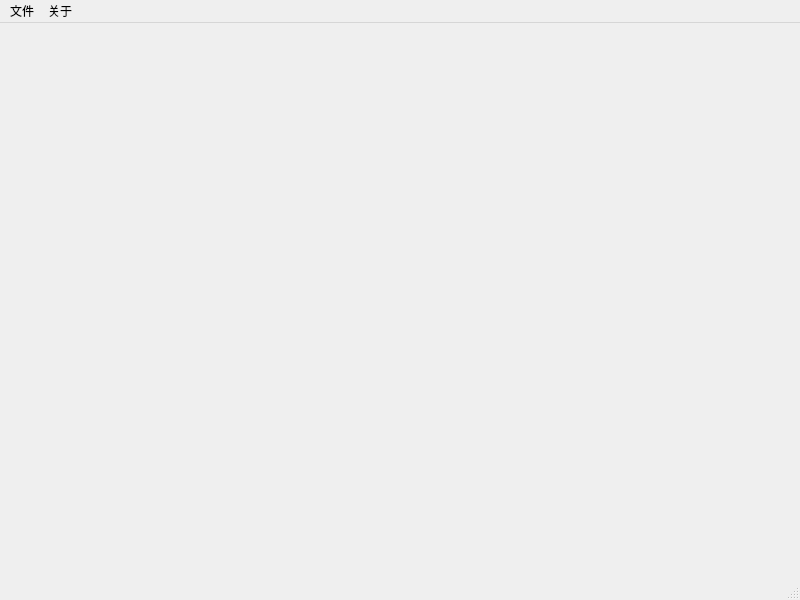
lzxz1234/U17Crawler, file ui/MainWindow.ui: the form before one commit.
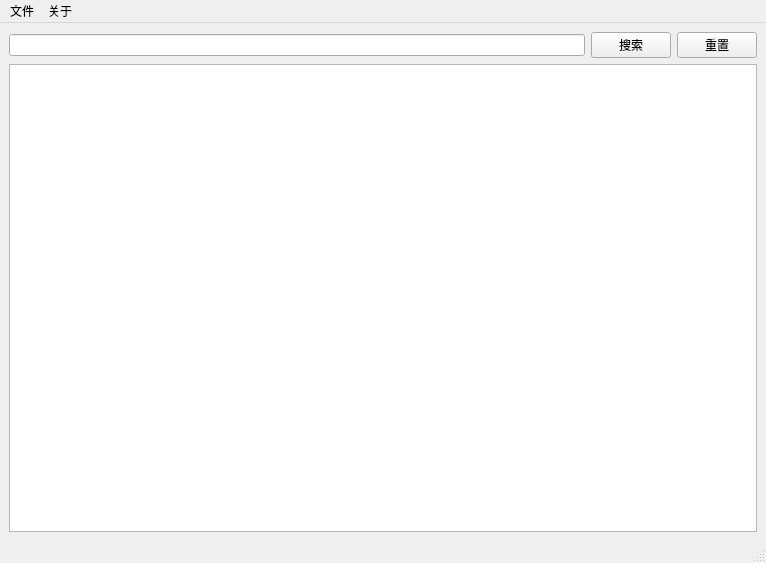
The form after the commit.

Diff of the .ui file:
```diff
--- a/ui/MainWindow.ui
+++ b/ui/MainWindow.ui
@@ -6,20 +6,43 @@
    <rect>
     <x>0</x>
     <y>0</y>
-    <width>800</width>
-    <height>600</height>
+    <width>766</width>
+    <height>563</height>
    </rect>
   </property>
   <property name="windowTitle">
    <string>MainWindow</string>
   </property>
-  <widget class="QWidget" name="centralwidget"/>
+  <widget class="QWidget" name="centralwidget">
+   <layout class="QGridLayout" name="gridLayout">
+    <item row="0" column="0">
+     <widget class="QLineEdit" name="input_book_name"/>
+    </item>
+    <item row="0" column="1">
+     <widget class="QPushButton" name="button_query">
+      <property name="text">
+       <string>搜索</string>
+      </property>
+     </widget>
+    </item>
+    <item row="0" column="2">
+     <widget class="QPushButton" name="button_reset">
+      <property name="text">
+       <string>重置</string>
+      </property>
+     </widget>
+    </item>
+    <item row="1" column="0" colspan="3">
+     <widget class="QTreeView" name="treeView"/>
+    </item>
+   </layout>
+  </widget>
   <widget class="QMenuBar" name="menubar">
    <property name="geometry">
     <rect>
      <x>0</x>
      <y>0</y>
-     <width>800</width>
+     <width>766</width>
      <height>23</height>
     </rect>
    </property>
```
